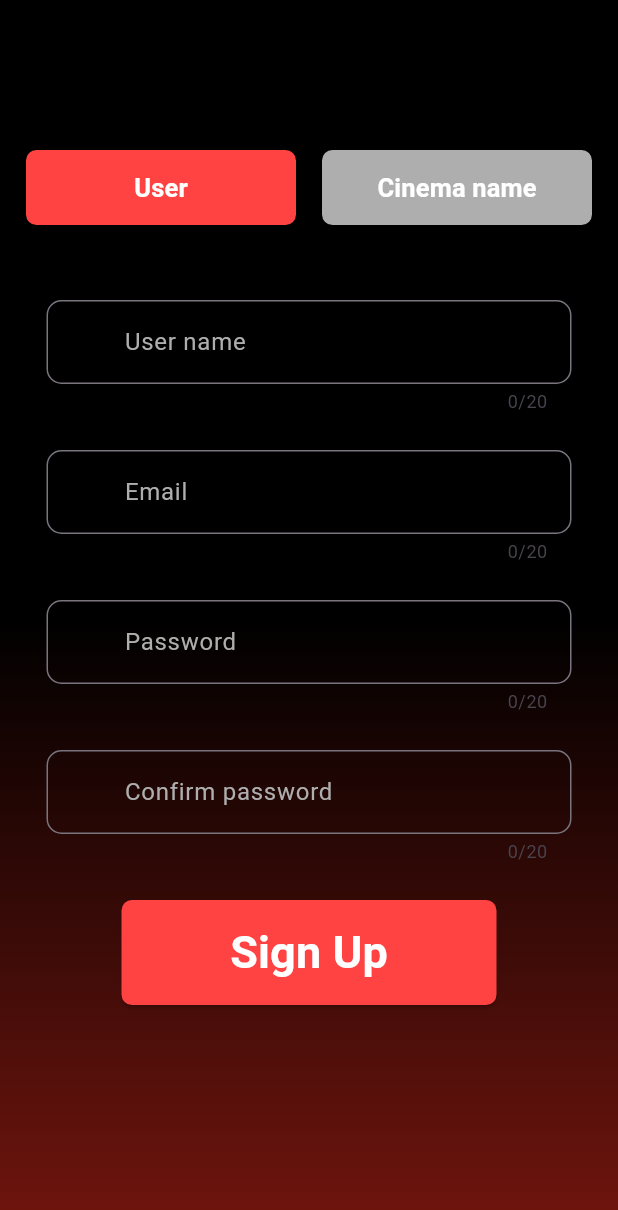
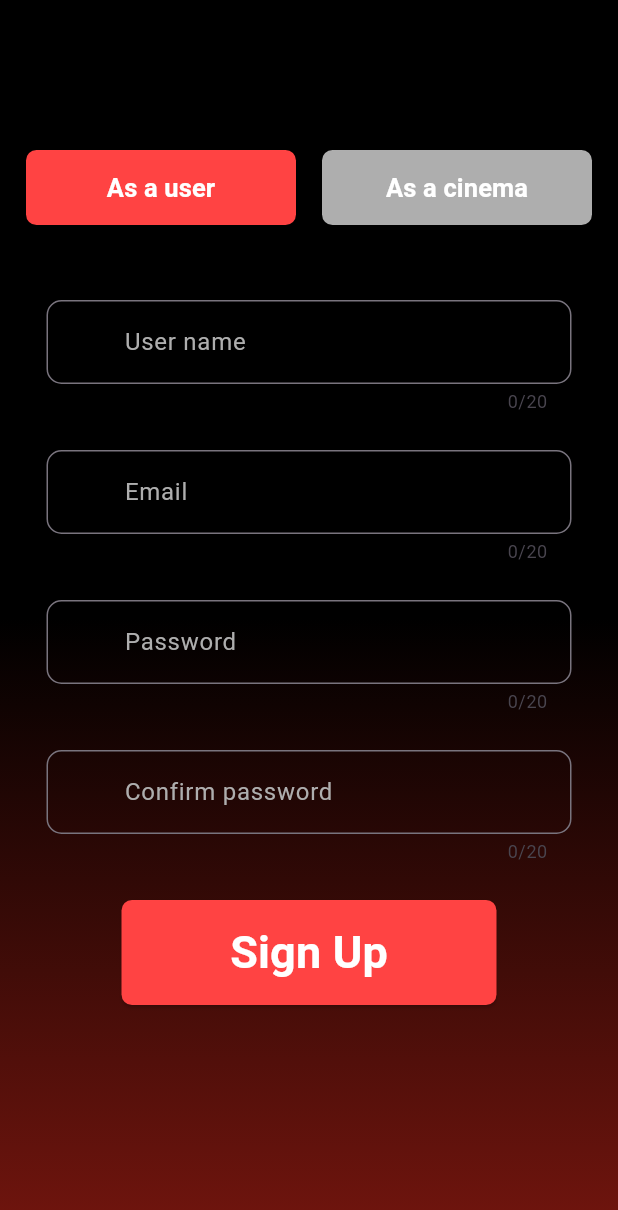
Before and after one commit to da-wit/flutter-2024-CinemaMate, a Flutter app: the screen it shows after launch, after a tap on "Explore Now", on a phone screen of 412 x 824 dp. Shown: the top 1210 px of the screen. Run offline on Flutter 3.47's test engine with Material 3 defaults, Android fonts, the phone set to English and light mode, and no system bars; our stand-ins replace carousel_slider, google_fonts, image_picker, numberpicker, transparent_image; network calls fail.

Commit message:
Fixed some typos

```diff
--- a/cinema_mate/lib/main.dart
+++ b/cinema_mate/lib/main.dart
@@ -40,7 +40,7 @@ void main() {
             title: 'Cinema', imagePath: 'assets/images/img.jpg'),
         '/landing': (context) => const Landing(),
         '/register': (context) => const Registration(),
-        '/signIn': (context) => const SignIn(role: 'User'),
+        '/signIn': (context) => const SignIn(role: 'Cinema'),
       },
       home: const Center(
         child: Landing(),
--- a/cinema_mate/lib/presentation/screens/common/registration_page.dart
+++ b/cinema_mate/lib/presentation/screens/common/registration_page.dart
@@ -61,7 +61,7 @@ class _RegistrationState extends State<Registration> {
                   mainAxisAlignment: MainAxisAlignment.spaceEvenly,
                   children: [
                     AppButton(
-                      title: "User",
+                      title: "As a user",
                       width: 180,
                       onPressed: () {
                         changeForm('User');
@@ -71,7 +71,7 @@ class _RegistrationState extends State<Registration> {
                       buttonColor: userButtonColor,
                     ),
                     AppButton(
-                      title: "Cinema name",
+                      title: "As a cinema",
                       width: 180,
                       onPressed: () {
                         changeForm('Cinema');
```
